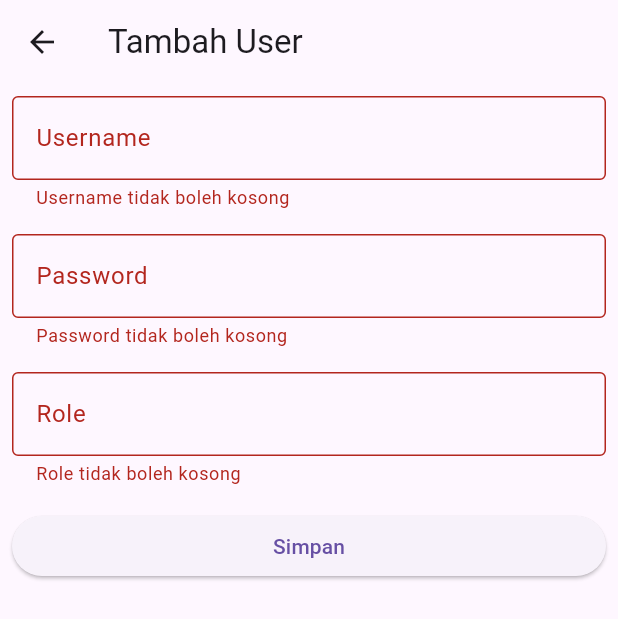
After one commit to divyaazenika/kasir_flutter, a Flutter app: the UserInsert screen opened directly, after a tap on "Simpan", on a phone screen of 412 x 824 dp. The commit adds this screen. Shown: the top 619 px of the screen. Run offline on Flutter 3.47's test engine with Material 3 defaults, Android fonts, the phone set to English and light mode, and no system bars; our stand-ins replace loading_animation_widget, supabase_flutter; accounts and stored records are empty.

Commit message:
commit ketujuh

```diff
--- /dev/null
+++ b/lib/registrasi/insertuser.dart
@@ -0,0 +1,121 @@
+import 'package:flutter/material.dart';
+
+import 'package:ukk_kasir/registrasi/indexuser.dart';
+import 'package:supabase_flutter/supabase_flutter.dart';
+import 'package:ukk_kasir/main.dart';
+
+class UserInsert extends StatefulWidget {
+  const UserInsert({super.key});
+
+  @override
+  State<UserInsert> createState() => _UserInsertState();
+}
+
+class _UserInsertState extends State<UserInsert> {
+  final TextEditingController _usernameController = TextEditingController();
+  final TextEditingController _passwordController = TextEditingController();
+  final TextEditingController _roleController = TextEditingController();
+  final GlobalKey<FormState> _formKey = GlobalKey<FormState>();
+
+  Future<void> insertUser() async {
+    if (_formKey.currentState!.validate()) {
+      try {
+        final username = _usernameController.text.trim();
+        final password = _passwordController.text.trim();
+        final role = _roleController.text.trim();
+
+        final response = await Supabase.instance.client.from('user').insert({
+          'username': username,
+          'password': password,
+          'role': role,
+        });
+
+        if (response == null) {
+
+          Navigator.pushReplacement(
+            context,
+            MaterialPageRoute(builder: (context) => HomePage()),
+          );
+        } else {
+          Navigator.pushReplacement(context,
+          MaterialPageRoute(builder: (context) => HomePage())
+          );
+        }
+      } catch (e) {
+        Navigator.pushReplacement(context,
+        MaterialPageRoute(builder: (context) => HomePage())
+        );
+      }
+    }
+  }
+
+  @override
+  Widget build(BuildContext context) {
+    return Scaffold(
+      appBar: AppBar(
+        title: const Text('Tambah User'),
+      ),
+      body: SingleChildScrollView(
+        padding: const EdgeInsets.all(8.0),
+        child: Form(
+          key: _formKey,
+          child: Column(
+            crossAxisAlignment: CrossAxisAlignment.start,
+            children: [
+              TextFormField(
+                controller: _usernameController,
+                decoration: const InputDecoration(
+                  labelText: 'Username',
+                  border: OutlineInputBorder(),
+                ),
+                validator: (value) {
+                  if (value == null || value.isEmpty) {
+                    return 'Username tidak boleh kosong';
+                  }
+                  return null;
+                },
+              ),
+              const SizedBox(height: 16),
+              TextFormField(
+                controller: _passwordController,
+                obscureText: true,
+                decoration: const InputDecoration(
+                  labelText: 'Password',
+                  border: OutlineInputBorder(),
+                ),
+                validator: (value) {
+                  if (value == null || value.isEmpty) {
+                    return 'Password tidak boleh kosong';
+                  }
+                  return null;
+                },
+              ),
+              const SizedBox(height: 16),
+              TextFormField(
+                controller: _roleController,
+                decoration: const InputDecoration(
+                  labelText: 'Role',
+                  border: OutlineInputBorder(),
+                ),
+                validator: (value) {
+                  if (value == null || value.isEmpty) {
+                    return 'Role tidak boleh kosong';
+                  }
+                  return null;
+                },
+              ),
+              const SizedBox(height: 16),
+              SizedBox(
+                width: double.infinity,
+                child: ElevatedButton(
+                  onPressed: insertUser,
+                  child: const Text('Simpan'),
+                ),
+              ),
+            ],
+          ),
+        ),
+      ),
+    );
+  }
+}
--- /dev/null
+++ b/lib/registrasi/updateuser.dart
@@ -0,0 +1,132 @@
+import 'package:flutter/material.dart';
+import 'package:ukk_kasir/registrasi/indexuser.dart';
+import 'package:supabase_flutter/supabase_flutter.dart';
+import 'package:ukk_kasir/registrasi/indexuser.dart';
+
+class UpdateUser extends StatefulWidget {
+  final int Userid;
+
+  const UpdateUser({super.key, required this.Userid});
+
+  @override
+  State<UpdateUser> createState() => _UpdateUserState();
+}
+
+class _UpdateUserState extends State<UpdateUser> {
+  final _user = TextEditingController();
+  final _password = TextEditingController();
+  final _role = TextEditingController();
+  final _formKey = GlobalKey<FormState>();
+
+  @override
+  void initState() {
+    super.initState();
+    fetchUserDetails();
+  }
+
+  // Fetch user details based on Userid
+  Future<void> fetchUserDetails() async {
+    try {
+      final response = await Supabase.instance.client
+          .from('user')
+          .select()
+          .eq('Userid', widget.Userid)
+          .single();
+      setState(() {
+        _user.text = response['username'] ?? '';
+        _password.text = response['password']?.toString() ?? '';
+        _role.text = response['role'] ?? '';
+      });
+    } catch (e) {
+      print('Error: $e');
+    }
+  }
+
+  // Update user data in database
+  Future<void> updateUserData() async {
+    if (_formKey.currentState!.validate()) {
+      try {
+        await Supabase.instance.client.from('user').update({
+          'username': _user.text,
+          'password': _password.text,
+          'pole': _role.text
+        }).eq('Userid', widget.Userid);
+
+        // Navigate back to UserTab
+        Navigator.pushReplacement(
+          context,
+          MaterialPageRoute(builder: (context) => UserTab()),
+        );
+      } catch (e) {
+        print('Error: $e');
+      }
+    }
+  }
+
+  @override
+  Widget build(BuildContext context) {
+    return Scaffold(
+      appBar: AppBar(
+        title: Text('Update User'),
+      ),
+      body: Padding(
+        padding: EdgeInsets.all(8),
+        child: Form(
+          key: _formKey,
+          child: Column(
+            crossAxisAlignment: CrossAxisAlignment.start,
+            children: [
+              TextFormField(
+                controller: _user,
+                decoration: InputDecoration(
+                  labelText: 'Username',
+                  border: OutlineInputBorder(),
+                ),
+                validator: (value) {
+                  if (value == null || value.isEmpty) {
+                    return 'Username tidak boleh kosong';
+                  }
+                  return null;
+                },
+              ),
+              SizedBox(height: 16),
+              TextFormField(
+                controller: _password,
+                decoration: InputDecoration(
+                  labelText: 'Password',
+                  border: OutlineInputBorder(),
+                ),
+                obscureText: true, // Password hidden
+                validator: (value) {
+                  if (value == null || value.isEmpty) {
+                    return 'Password tidak boleh kosong';
+                  }
+                  return null;
+                },
+              ),
+              SizedBox(height: 16),
+              TextFormField(
+                controller: _role,
+                decoration: InputDecoration(
+                  labelText: 'Role',
+                  border: OutlineInputBorder(),
+                ),
+                validator: (value) {
+                  if (value == null || value.isEmpty) {
+                    return 'Role tidak boleh kosong';
+                  }
+                  return null;
+                },
+              ),
+              SizedBox(height: 16),
+              ElevatedButton(
+                onPressed: updateUserData,
+                child: Text('Update'),
+              ),
+            ],
+          ),
+        ),
+      ),
+    );
+  }
+}
```
Also changed, not shown: lib/main.dart (+0 -15 lines), lib/produk/hargaproduk.dart (added, +158 -0 lines), lib/produk/insert.dart (+6 -6 lines), lib/registrasi/adminhomepage.dart (added, +93 -0 lines), lib/registrasi/indexuser.dart (added, +145 -0 lines).
